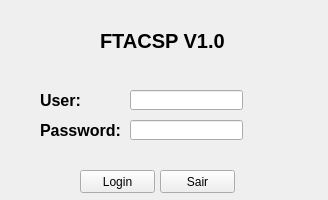
FTACSP/prototype, file ui/tela_login.ui: the form before one commit.
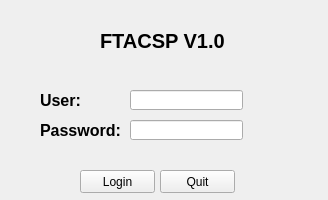
The form after the commit.

```diff
--- a/ui/tela_login.ui
+++ b/ui/tela_login.ui
@@ -119,7 +119,7 @@
     </rect>
    </property>
    <property name="text">
-    <string>Sair</string>
+    <string>Quit</string>
    </property>
   </widget>
  </widget>
```
